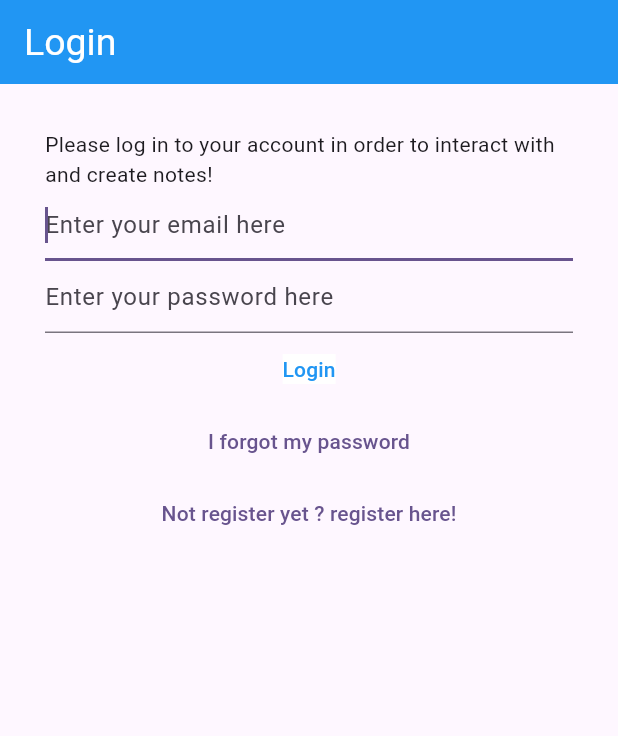
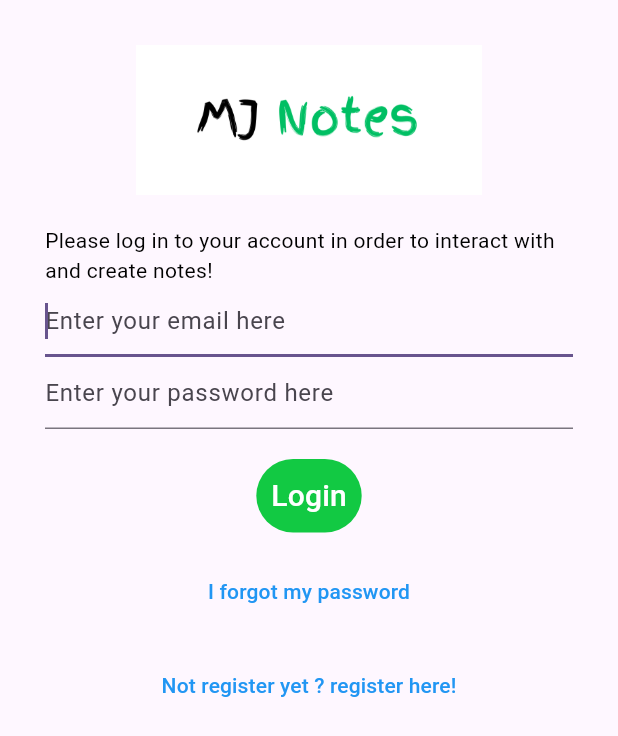
Before and after one commit to mj-suryavarma/flutter-notes, a Flutter app: the screen it shows after launch, on a phone screen of 412 x 824 dp. Shown: the top 736 px of the screen. Run offline on Flutter 3.47's test engine with Material 3 defaults, Android fonts, the phone set to English and light mode, and no system bars; our stand-ins replace bloc, cloud_firestore, equatable, firebase_auth, firebase_core, flutter_bloc and 2 more; accounts and stored records are empty; Roboto replaces fonts that are missing (cursive).

Commit message:
login ui updated

```diff
--- /dev/null
+++ b/lib/constant/assert.dart
@@ -0,0 +1,3 @@
+class Assets {
+   static String mjNotes = "assets/icon/mj_notes.png";
+}
--- a/lib/screen/login.dart
+++ b/lib/screen/login.dart
@@ -1,6 +1,7 @@
 import 'package:firebase_core/firebase_core.dart';
 import 'package:flutter/material.dart';
 import 'package:flutter_bloc/flutter_bloc.dart';
+import 'package:my_notes/constant/assert.dart';
 import 'package:my_notes/constant/routes.dart';
 import 'package:my_notes/firebase_options.dart';
 import 'package:my_notes/service/auth/auth-execption.dart';
@@ -53,11 +54,6 @@ class _LoginViewState extends State<LoginView> {
         }
       },
       child: Scaffold(
-        appBar: AppBar(
-          title: const Text('Login'),
-          titleTextStyle: const TextStyle(color: Colors.white, fontSize: 25),
-          backgroundColor: Colors.blue,
-        ),
         body: FutureBuilder(
             future: Firebase.initializeApp(
               options: DefaultFirebaseOptions.currentPlatform,
@@ -65,12 +61,26 @@ class _LoginViewState extends State<LoginView> {
             builder: (context, snapshot) {
               switch (snapshot.connectionState) {
                 case ConnectionState.done:
-                  return Container(
-                      margin: const EdgeInsets.all((30)),
-                      child: Center(
+                  return Padding(
+                      padding: const EdgeInsets.all((30)),
+                      child: SingleChildScrollView(
                           child: Column(
                         children: [
-                          const Text('Please log in to your account in order to interact with and create notes!'),
+                          Image(
+                            image: AssetImage(Assets.mjNotes),
+                            height: 100,
+                            width: double.infinity,
+                          )
+                          ,
+                          const SizedBox(
+                            height: 20,
+                          ),
+                          const Text(
+                              style: TextStyle(
+                                color: Colors.black,
+
+                              ),
+                              'Please log in to your account in order to interact with and create notes!'),
                           TextField(
                             autofocus: true,
                             controller: _email,
@@ -85,7 +95,15 @@ class _LoginViewState extends State<LoginView> {
                             decoration: const InputDecoration(
                                 hintText: 'Enter your password here'),
                           ),
+                          const SizedBox(
+                            height: 20,
+                          ),
                           TextButton(
+                             style: TextButton.styleFrom(
+                               padding: const EdgeInsets.all(10),
+                               backgroundColor: Color(0xFF12C943),
+
+                             ),
                             onPressed: () async {
                               await AuthService.firebase().initialize();
                               final email = _email.text;
@@ -128,20 +146,40 @@ class _LoginViewState extends State<LoginView> {
                               //   await showErrorDialog(context, "Authentication Error");
                               // }
                             },
+
                             child: const Text(
-                              "Login",
+                               "Login",
                               style: TextStyle(
-                                  color: Colors.blue,
-                                  backgroundColor: Colors.white),
+                                  color: Colors.white,
+                                  backgroundColor: Color(0xFF12C943),
+                                  fontSize: 20,
+                                 fontFamily: 'cursive',
+                              ),
                             ),
-                          ),  TextButton(
+                          ),
+                          const SizedBox(
+                            height: 15,
+                          ),
+
+                          TextButton(
+                            style: TextButton.styleFrom(
+
+                            ),
                               onPressed: () {
                                 context.read<AuthBloc>().add(
                                   const AuthEventForgetPassword(),
                                 );
                               },
                               child: const Text(
-                                  "I forgot my password")),
+                                style: TextStyle(
+                                  color: Colors.blue,
+                                ),
+                                  "I forgot my password")
+
+                          ),
+                         const SizedBox(
+                            height: 15,
+                          ),
                           TextButton(
                               onPressed: () {
                                 // with bloc
@@ -153,6 +191,9 @@ class _LoginViewState extends State<LoginView> {
                                 //     registerRoute, (route) => false);
                               },
                               child: const Text(
+                                  style: TextStyle(
+                                color: Colors.blue,
+                              ),
                                   "Not register yet ? register here!"))
                         ],
                       )));
--- a/lib/screen/register.dart
+++ b/lib/screen/register.dart
@@ -11,15 +11,14 @@ import 'package:my_notes/utilities/dialogs/error_dialog.dart';
 import 'dart:developer' as devtools show log;
 import '../service/auth/auth-execption.dart';
 
-class RegisterView extends StatefulWidget  {
+class RegisterView extends StatefulWidget {
   const RegisterView({Key? key}) : super(key: key);
 
   @override
   _RegisterViewState createState() => _RegisterViewState();
 }
 
-class _RegisterViewState extends State<RegisterView>{
-
+class _RegisterViewState extends State<RegisterView> {
   late final TextEditingController _email;
   late final TextEditingController _password;
 
@@ -41,34 +40,30 @@ class _RegisterViewState extends State<RegisterView>{
   Widget build(BuildContext context) {
     return BlocListener<AuthBloc, AuthState>(
       listener: (context, state) async {
-      if(state is AuthStateRegistering) {
-         if(state.exception is WeakPasswordAuthException) {
+        if (state is AuthStateRegistering) {
+          if (state.exception is WeakPasswordAuthException) {
             await showErrorDialog(context, 'Weak Password');
-         } else if(state.exception is EmailAlreadyInUseAuthException) {
+          } else if (state.exception is EmailAlreadyInUseAuthException) {
             await showErrorDialog(context, 'Email already in use');
-         } else if(state.exception is InvalidEmailAuthException) {
+          } else if (state.exception is InvalidEmailAuthException) {
             await showErrorDialog(context, 'Invalid email');
-         } else if(state.exception is GenericAuthException) {
+          } else if (state.exception is GenericAuthException) {
             await showErrorDialog(context, 'Failed to register');
           }
         }
       },
-     child:
-     Scaffold(
+      child: Scaffold(
           appBar: AppBar(
             title: const Text('Register'),
-           titleTextStyle: const TextStyle(
-               color: Colors.white,
-               fontSize: 25
-           ),
-           backgroundColor: Colors.blue ,
+            titleTextStyle: const TextStyle(color: Colors.white, fontSize: 25),
+            backgroundColor: Colors.blue,
           ),
           body: FutureBuilder(
               future: Firebase.initializeApp(
                 options: DefaultFirebaseOptions.currentPlatform,
               ),
               builder: (context, snapshot) {
-               switch(snapshot.connectionState) {
+                switch (snapshot.connectionState) {
                   case ConnectionState.done:
                     return Scaffold(
                       appBar: AppBar(
@@ -78,18 +73,19 @@ class _RegisterViewState extends State<RegisterView>{
                           fontSize: 25,
                         ),
                       ),
-                     body: Container(
-                         margin: const EdgeInsets.all((20)),
-                         child:   Column(
+                      body: Padding(
+                        padding: const EdgeInsets.all((20)),
+                        child: SingleChildScrollView(
+                          child: Column(
                             crossAxisAlignment: CrossAxisAlignment.start,
                             children: [
-                             const Text('Enter your email and password to see your notes'),
+                              const Text(
+                                  'Enter your email and password to see your notes'),
                               TextField(
                                 autofocus: true,
                                 controller: _email,
                                 decoration: const InputDecoration(
-                                   hintText: 'Enter your email here'
-                               ),
+                                    hintText: 'Enter your email here'),
                               ),
                               TextField(
                                 controller: _password,
@@ -97,8 +93,7 @@ class _RegisterViewState extends State<RegisterView>{
                                 enableSuggestions: false,
                                 autocorrect: false,
                                 decoration: const InputDecoration(
-                                   hintText: 'Enter your password here'
-                               ),
+                                    hintText: 'Enter your password here'),
                               ),
                               Center(
                                 child: Column(
@@ -106,16 +101,15 @@ class _RegisterViewState extends State<RegisterView>{
                                     TextButton(
                                       onPressed: () async {
                                         await Firebase.initializeApp(
-                                         options: DefaultFirebaseOptions.currentPlatform,
+                                          options: DefaultFirebaseOptions
+                                              .currentPlatform,
                                         );
                                         final email = _email.text;
                                         final password = _password.text;
                                         // with bloc
                                         context.read<AuthBloc>().add(
                                               AuthEventRegister(
-                                             email,
-                                             password
-                                         ),
+                                                  email, password),
                                             );
                                         // for leaning purpose -- without bloc
                                         // try {
@@ -145,11 +139,9 @@ class _RegisterViewState extends State<RegisterView>{
                                         'Register',
                                         style: TextStyle(
                                             color: Colors.blue,
-                                           backgroundColor: Colors.white
+                                            backgroundColor: Colors.white),
                                       ),
                                     ),
-                                   ),
-
                                     TextButton(
                                         onPressed: () {
                                           // with bloc
@@ -159,25 +151,21 @@ class _RegisterViewState extends State<RegisterView>{
                                           // without bloc
                                           // Navigator.of(context).pushNamedAndRemoveUntil(loginRoute, (route) => false);
                                         },
-                                       child: const Text("Already register ? login here!")
+                                        child: const Text(
+                                            "Already register ? login here!"))
+                                  ],
+                                ),
                               )
                             ],
-                               ) ,
-                             )
-                           ],
-                         )
-
+                          ),
+                        ),
                       ),
                     );
 
-                 default: return const Text("Loading...");
+                  default:
+                    return const Text("Loading...");
                 }
-
-             }
-
-         )
-
-     ) ,
+              })),
     );
   }
 }
--- a/lib/screen/verify.dart
+++ b/lib/screen/verify.dart
@@ -26,7 +26,7 @@ class _EmailVerifyViewState extends State<EmailVerifyView> {
         ),
         body: Container(
             margin: EdgeInsets.all((30)),
-            child:  Center(
+            child:  SingleChildScrollView(
               child: Column(
                 children: [
                   const Text("We've sent you an email verification. Please open it to verify your account"),
--- a/lib/service/bloc/auth_bloc.dart
+++ b/lib/service/bloc/auth_bloc.dart
@@ -24,7 +24,7 @@ class AuthBloc extends Bloc<AuthEvent, AuthState> {
       ));
       final email = event.email;
       if (email == null) {
-        return; //user just want to got forgot password screen
+        return; //user j  ust want to got forgot password screen
       }
 
       //  user want to actually send a forgot-password email
--- a/pubspec.yaml
+++ b/pubspec.yaml
@@ -76,6 +76,10 @@ flutter:
   #   - images/a_dot_burr.jpeg
   #   - images/a_dot_ham.jpeg
 
+  assets:
+    - assets/icon/icon.png
+    - assets/icon/mj_notes.png
+
   # An image asset can refer to one or more resolution-specific "variants", see
   # https://flutter.dev/assets-and-images/#resolution-aware
 
```
Also changed, not shown: assets/icon/mj_notes.png (added), file1.png (added). Lines whose indentation alone changed are shown as unchanged.
